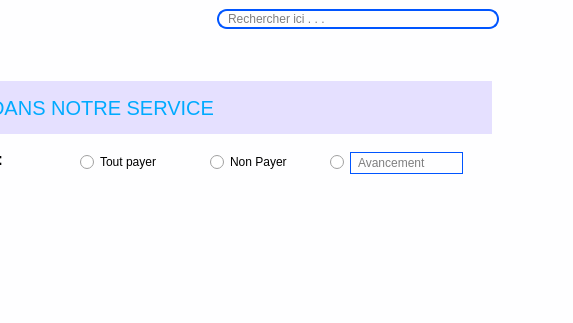
First picture: the form in views/main_window.ui, repository ninohantonio/Store-Management, before the edit; both pictures show x 366 to 939 and y 0 to 323 of the 1367 by 701 pixel window.
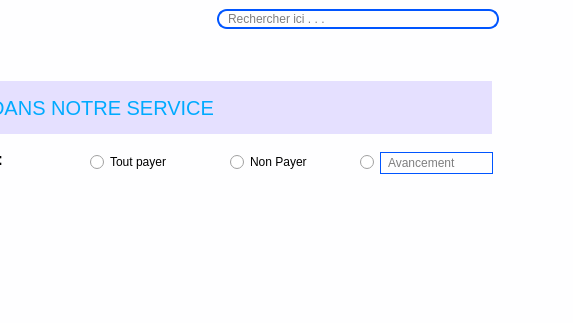
Second picture: the form after the edit. Icons and pictures are not drawn. Custom widgets are drawn as their Qt base class.

The edit to the form file:
```diff
--- a/views/main_window.ui
+++ b/views/main_window.ui
@@ -866,7 +866,7 @@
           <widget class="QRadioButton" name="tout_payer">
            <property name="geometry">
             <rect>
-             <x>240</x>
+             <x>250</x>
              <y>100</y>
              <width>89</width>
              <height>20</height>
@@ -879,7 +879,7 @@
           <widget class="QRadioButton" name="non_payer">
            <property name="geometry">
             <rect>
-             <x>370</x>
+             <x>390</x>
              <y>100</y>
              <width>89</width>
              <height>20</height>
@@ -892,7 +892,7 @@
           <widget class="QRadioButton" name="avancement">
            <property name="geometry">
             <rect>
-             <x>490</x>
+             <x>520</x>
              <y>100</y>
              <width>89</width>
              <height>20</height>
@@ -905,7 +905,7 @@
           <widget class="QLineEdit" name="avance_field">
            <property name="geometry">
             <rect>
-             <x>510</x>
+             <x>540</x>
              <y>100</y>
              <width>113</width>
              <height>22</height>
```
